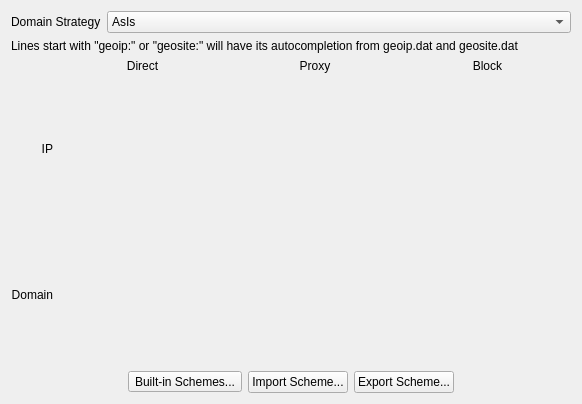
Qt form src/ui/widgets/widgets/RouteSettingsMatrix.ui (Qv2ray/Qv2ray) before a commit.
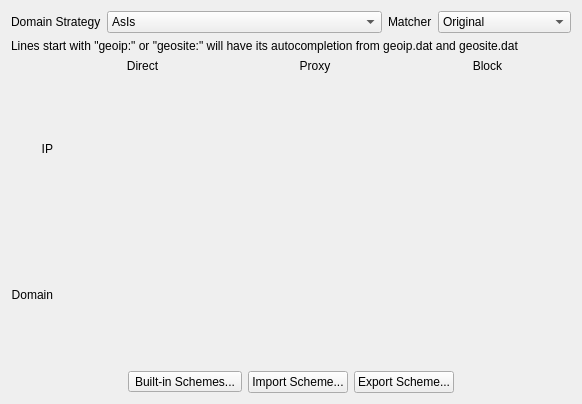
The same form after that commit.

Commit message: support Hybrid AC domain matcher

```diff
--- a/src/ui/widgets/widgets/RouteSettingsMatrix.ui
+++ b/src/ui/widgets/widgets/RouteSettingsMatrix.ui
@@ -15,7 +15,7 @@
   </property>
   <layout class="QVBoxLayout" name="verticalLayout_2">
    <item>
-    <layout class="QHBoxLayout" name="horizontalLayout_2" stretch="0,1">
+    <layout class="QHBoxLayout" name="horizontalLayout_2" stretch="0,1,0,0">
      <item>
       <widget class="QLabel" name="label_4">
        <property name="text">
@@ -42,6 +42,27 @@
        </item>
       </widget>
      </item>
+     <item>
+      <widget class="QLabel" name="label_5">
+       <property name="text">
+        <string>Matcher</string>
+       </property>
+      </widget>
+     </item>
+     <item>
+      <widget class="QComboBox" name="domainMatcherCombo">
+       <item>
+        <property name="text">
+         <string>Original</string>
+        </property>
+       </item>
+       <item>
+        <property name="text">
+         <string>Hybrid AC Matcher</string>
+        </property>
+       </item>
+      </widget>
+     </item>
     </layout>
    </item>
    <item>
```
The commit also changes 4 other files.
